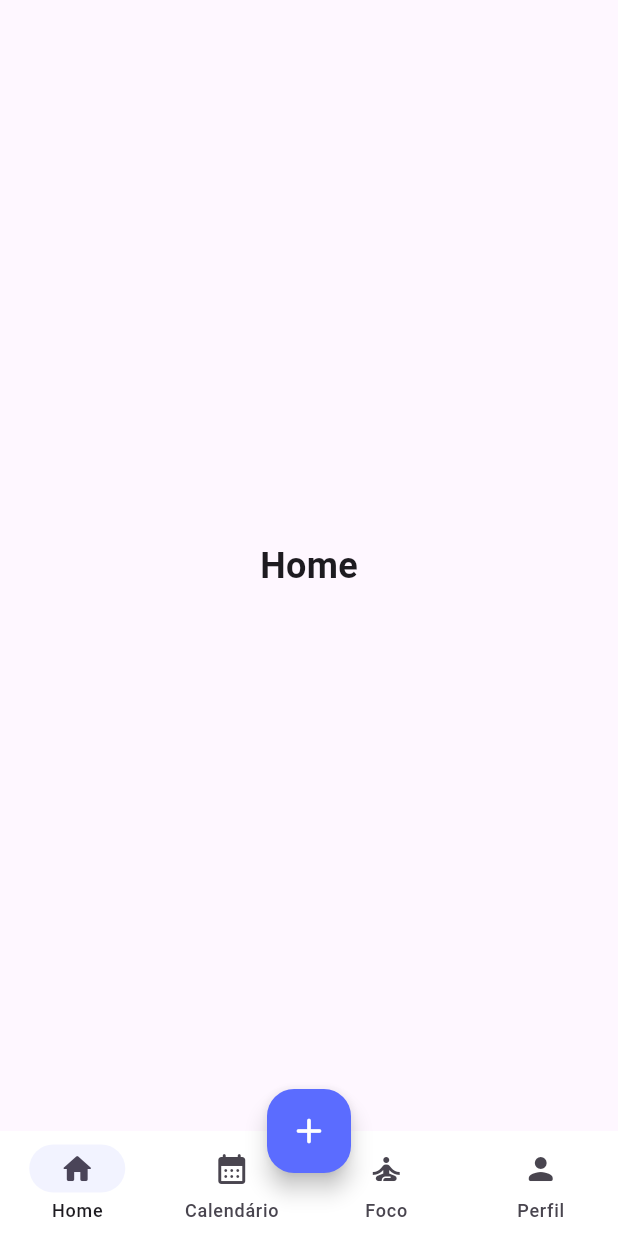
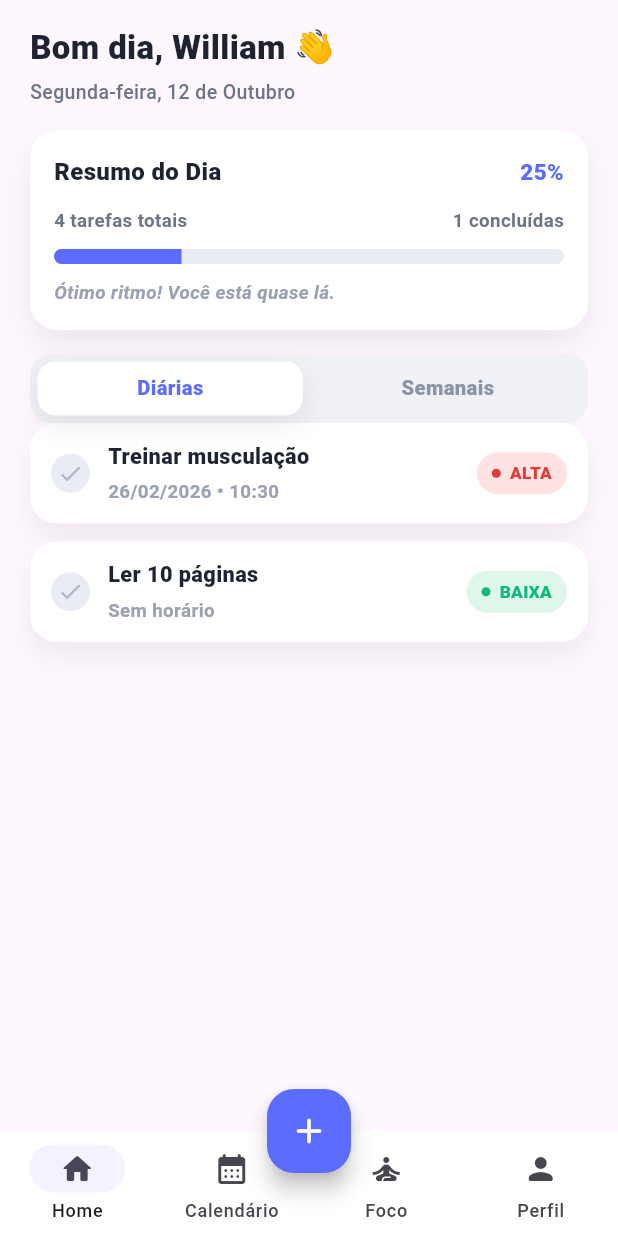
Before and after one commit to William-Dantas-Dev/tasky_flutter, a Flutter app: the screen it shows after launch, on a phone screen of 412 x 824 dp. Run offline on Flutter 3.47's test engine with Material 3 defaults, Android fonts, the phone set to English and light mode, and no system bars; our stand-ins replace flutter_riverpod, shared_preferences.

Commit message:
feat(home): initial home UI with summary, toggle and task list

```diff
--- /dev/null
+++ b/lib/features/home/pages/home_page.dart
@@ -0,0 +1,128 @@
+import 'package:flutter/material.dart';
+import 'package:flutter_riverpod/flutter_riverpod.dart';
+import '../widgets/custom_app_bar.dart';
+import '../widgets/summary_card.dart';
+import '../widgets/segmented_toggle.dart';
+import '../widgets/task_list_selection.dart';
+import '../../tasks/models/task_model.dart';
+import '../../tasks/providers/tasks_provider.dart';
+
+class HomePage extends ConsumerStatefulWidget {
+  const HomePage({super.key});
+
+  @override
+  ConsumerState<HomePage> createState() => _HomePageState();
+}
+
+class _HomePageState extends ConsumerState<HomePage> {
+  int _selectedIndex = 0;
+
+  // 🔥 Liga/desliga mocks aqui
+  final bool _useMockData = true;
+
+  List<TaskModel> _mockTasks() {
+    return [
+      TaskModel(
+        id: '1',
+        name: 'Treinar musculação',
+        frequency: TaskFrequency.daily,
+        priority: TaskPriority.high,
+        time: DateTime.now(),
+        isDone: false,
+      ),
+      TaskModel(
+        id: '2',
+        name: 'Estudar Flutter',
+        frequency: TaskFrequency.weekly,
+        priority: TaskPriority.medium,
+        weekDays: [1, 3, 5],
+        time: DateTime.now(),
+        isDone: true,
+      ),
+      TaskModel(
+        id: '3',
+        name: 'Ler 10 páginas',
+        frequency: TaskFrequency.daily,
+        priority: TaskPriority.low,
+        isDone: false,
+      ),
+      TaskModel(
+        id: '4',
+        name: 'Cardio 30min',
+        frequency: TaskFrequency.weekly,
+        priority: TaskPriority.high,
+        weekDays: [2, 4],
+        time: DateTime.now(),
+        isDone: false,
+      ),
+    ];
+  }
+
+  @override
+  Widget build(BuildContext context) {
+    final tasksAsync = ref.watch(tasksProvider);
+
+    return SafeArea(
+      child: tasksAsync.when(
+        loading: () => const Center(child: CircularProgressIndicator()),
+        error: (e, _) => Center(
+          child: Padding(
+            padding: const EdgeInsets.all(20),
+            child: Text(
+              'Erro ao carregar tarefas: $e',
+              textAlign: TextAlign.center,
+            ),
+          ),
+        ),
+        data: (providerTasks) {
+          final tasks = _useMockData ? _mockTasks() : providerTasks;
+
+          final filteredTasks = tasks.where((task) {
+            if (_selectedIndex == 0) {
+              return task.frequency == TaskFrequency.daily;
+            }
+            return task.frequency == TaskFrequency.weekly;
+          }).toList();
+
+          final totalTasks = tasks.length;
+          final doneTasks = tasks.where((t) => t.isDone).length;
+          final progress = totalTasks == 0 ? 0.0 : (doneTasks / totalTasks);
+
+          return CustomScrollView(
+            physics: const BouncingScrollPhysics(),
+            slivers: [
+              SliverPadding(
+                padding: const EdgeInsets.fromLTRB(20, 16, 20, 0),
+                sliver: SliverToBoxAdapter(
+                  child: Column(
+                    crossAxisAlignment: CrossAxisAlignment.start,
+                    children: [
+                      const CustomAppBar(
+                        greeting: 'Bom dia, William 👋',
+                        subtitle: 'Segunda-feira, 12 de Outubro',
+                      ),
+                      const SizedBox(height: 16),
+                      SummaryCard(
+                        progress: progress,
+                        totalTasks: totalTasks,
+                        doneTasks: doneTasks,
+                      ),
+                      const SizedBox(height: 16),
+                      SegmentedToggle(
+                        index: _selectedIndex,
+                        onChanged: (value) {
+                          setState(() => _selectedIndex = value);
+                        },
+                      ),
+                    ],
+                  ),
+                ),
+              ),
+              TasksSliverSection(tasks: filteredTasks),
+            ],
+          );
+        },
+      ),
+    );
+  }
+}
--- /dev/null
+++ b/lib/features/home/widgets/custom_app_bar.dart
@@ -0,0 +1,45 @@
+import 'package:flutter/material.dart';
+
+class CustomAppBar extends StatelessWidget {
+  final String greeting;
+  final String subtitle;
+
+  const CustomAppBar({
+    super.key,
+    required this.greeting,
+    required this.subtitle,
+  });
+
+  @override
+  Widget build(BuildContext context) {
+    return Row(
+      crossAxisAlignment: CrossAxisAlignment.start,
+      children: [
+        Expanded(
+          child: Column(
+            crossAxisAlignment: CrossAxisAlignment.start,
+            children: [
+              Text(
+                greeting,
+                style: const TextStyle(
+                  fontSize: 22,
+                  fontWeight: FontWeight.w800,
+                  color: Color(0xFF1D2330),
+                ),
+              ),
+              const SizedBox(height: 4),
+              Text(
+                subtitle,
+                style: const TextStyle(
+                  fontSize: 13,
+                  fontWeight: FontWeight.w500,
+                  color: Color(0xFF6D7485),
+                ),
+              ),
+            ],
+          ),
+        ),
+      ],
+    );
+  }
+}
--- /dev/null
+++ b/lib/features/home/widgets/empty_state.dart
@@ -0,0 +1,39 @@
+import 'package:flutter/material.dart';
+
+class EmptyState extends StatelessWidget {
+  final VoidCallback onAdd;
+
+  const EmptyState({super.key, required this.onAdd});
+
+  @override
+  Widget build(BuildContext context) {
+    return Container(
+      padding: const EdgeInsets.symmetric(vertical: 40),
+      alignment: Alignment.center,
+      child: Column(
+        children: [
+          const Icon(Icons.inbox_rounded, size: 44, color: Color(0xFFB2B8C6)),
+          const SizedBox(height: 10),
+          const Text(
+            'Nenhuma tarefa por aqui',
+            style: TextStyle(
+              fontSize: 14.5,
+              fontWeight: FontWeight.w900,
+              color: Color(0xFF1D2330),
+            ),
+          ),
+          const SizedBox(height: 6),
+          const Text(
+            'Toque no + para adicionar sua primeira tarefa.',
+            textAlign: TextAlign.center,
+            style: TextStyle(
+              fontSize: 12.5,
+              fontWeight: FontWeight.w600,
+              color: Color(0xFF9AA1B2),
+            ),
+          ),
+        ],
+      ),
+    );
+  }
+}
--- /dev/null
+++ b/lib/features/home/widgets/segmented_toggle.dart
@@ -0,0 +1,89 @@
+import 'package:flutter/material.dart';
+
+class SegmentedToggle extends StatelessWidget {
+  final int index;
+  final ValueChanged<int> onChanged;
+
+  const SegmentedToggle({
+    super.key,
+    required this.index,
+    required this.onChanged,
+  });
+
+  @override
+  Widget build(BuildContext context) {
+    return Container(
+      height: 46,
+      padding: const EdgeInsets.all(5),
+      decoration: BoxDecoration(
+        color: const Color(0xFFEFF1F7),
+        borderRadius: BorderRadius.circular(14),
+      ),
+      child: Row(
+        children: [
+          Expanded(
+            child: _SegmentButton(
+              label: 'Diárias',
+              selected: index == 0,
+              onTap: () => onChanged(0),
+            ),
+          ),
+          const SizedBox(width: 8),
+          Expanded(
+            child: _SegmentButton(
+              label: 'Semanais',
+              selected: index == 1,
+              onTap: () => onChanged(1),
+            ),
+          ),
+        ],
+      ),
+    );
+  }
+}
+
+class _SegmentButton extends StatelessWidget {
+  final String label;
+  final bool selected;
+  final VoidCallback onTap;
+
+  const _SegmentButton({
+    required this.label,
+    required this.selected,
+    required this.onTap,
+  });
+
+  @override
+  Widget build(BuildContext context) {
+    return InkWell(
+      borderRadius: BorderRadius.circular(12),
+      onTap: onTap,
+      child: AnimatedContainer(
+        duration: const Duration(milliseconds: 180),
+        curve: Curves.easeOut,
+        alignment: Alignment.center,
+        decoration: BoxDecoration(
+          color: selected ? Colors.white : Colors.transparent,
+          borderRadius: BorderRadius.circular(12),
+          boxShadow: selected
+              ? const [
+                  BoxShadow(
+                    color: Color(0x14000000),
+                    blurRadius: 14,
+                    offset: Offset(0, 6),
+                  )
+                ]
+              : null,
+        ),
+        child: Text(
+          label,
+          style: TextStyle(
+            fontSize: 13.5,
+            fontWeight: FontWeight.w800,
+            color: selected ? const Color(0xFF5B6CFF) : const Color(0xFF8B93A6),
+          ),
+        ),
+      ),
+    );
+  }
+}
--- /dev/null
+++ b/lib/features/home/widgets/summary_card.dart
@@ -0,0 +1,119 @@
+import 'package:flutter/material.dart';
+
+class SummaryCard extends StatelessWidget {
+  final double progress;
+  final int totalTasks;
+  final int doneTasks;
+
+  const SummaryCard({
+    super.key,
+    required this.progress,
+    required this.totalTasks,
+    required this.doneTasks,
+  });
+
+  @override
+  Widget build(BuildContext context) {
+    final percent = (progress * 100).round();
+
+    return Container(
+      padding: const EdgeInsets.all(16),
+      decoration: BoxDecoration(
+        color: Colors.white,
+        borderRadius: BorderRadius.circular(18),
+        boxShadow: const [
+          BoxShadow(
+            color: Color(0x12000000),
+            blurRadius: 18,
+            offset: Offset(0, 10),
+          ),
+        ],
+      ),
+      child: Column(
+        crossAxisAlignment: CrossAxisAlignment.start,
+        children: [
+          Row(
+            children: [
+              const Expanded(
+                child: Text(
+                  'Resumo do Dia',
+                  style: TextStyle(
+                    fontSize: 16,
+                    fontWeight: FontWeight.w800,
+                    color: Color(0xFF1D2330),
+                  ),
+                ),
+              ),
+              Text(
+                '$percent%',
+                style: const TextStyle(
+                  fontSize: 15,
+                  fontWeight: FontWeight.w900,
+                  color: Color(0xFF5B6CFF),
+                ),
+              ),
+            ],
+          ),
+          const SizedBox(height: 12),
+          Row(
+            children: [
+              Text(
+                '$totalTasks tarefas totais',
+                style: const TextStyle(
+                  fontSize: 12.5,
+                  fontWeight: FontWeight.w600,
+                  color: Color(0xFF6D7485),
+                ),
+              ),
+              const Spacer(),
+              Text(
+                '$doneTasks concluídas',
+                style: const TextStyle(
+                  fontSize: 12.5,
+                  fontWeight: FontWeight.w600,
+                  color: Color(0xFF6D7485),
+                ),
+              ),
+            ],
+          ),
+          const SizedBox(height: 10),
+          _ProgressBar(value: progress),
+          const SizedBox(height: 10),
+          const Text(
+            'Ótimo ritmo! Você está quase lá.',
+            style: TextStyle(
+              fontSize: 12.5,
+              fontStyle: FontStyle.italic,
+              fontWeight: FontWeight.w600,
+              color: Color(0xFF9AA1B2),
+            ),
+          ),
+        ],
+      ),
+    );
+  }
+}
+
+class _ProgressBar extends StatelessWidget {
+  final double value;
+  const _ProgressBar({required this.value});
+
+  @override
+  Widget build(BuildContext context) {
+    return ClipRRect(
+      borderRadius: BorderRadius.circular(100),
+      child: SizedBox(
+        height: 10,
+        child: Stack(
+          children: [
+            Container(color: const Color(0xFFE9ECF5)),
+            FractionallySizedBox(
+              widthFactor: value.clamp(0, 1),
+              child: Container(color: const Color(0xFF5B6CFF)),
+            ),
+          ],
+        ),
+      ),
+    );
+  }
+}
--- /dev/null
+++ b/lib/features/home/widgets/task_list_selection.dart
@@ -0,0 +1,43 @@
+import 'package:flutter/material.dart';
+import 'package:flutter_riverpod/flutter_riverpod.dart';
+import 'package:tasky_app/features/home/widgets/empty_state.dart';
+import 'package:tasky_app/features/home/widgets/task_tile.dart';
+import 'package:tasky_app/features/tasks/models/task_model.dart';
+import 'package:tasky_app/features/tasks/providers/tasks_provider.dart';
+
+class TasksSliverSection extends ConsumerWidget {
+  const TasksSliverSection({super.key, required this.tasks});
+
+  final List<TaskModel> tasks;
+
+  @override
+  Widget build(BuildContext context, WidgetRef ref) {
+    final totalTasks = tasks.length;
+
+    return SliverPadding(
+      padding: const EdgeInsets.fromLTRB(20, 0, 20, 110),
+      sliver: totalTasks == 0
+          ? SliverToBoxAdapter(
+              child: EmptyState(
+                onAdd: () {
+                  // opcional: abrir modal/criar task
+                },
+              ),
+            )
+          : SliverList.separated(
+              itemCount: tasks.length,
+              separatorBuilder: (_, __) => const SizedBox(height: 12),
+              itemBuilder: (context, i) {
+                final t = tasks[i];
+                return TaskTile(
+                  key: ValueKey(t.id),
+                  model: t,
+                  onChanged: (val) {
+                    ref.read(tasksProvider.notifier).toggleDone(t.id);
+                  },
+                );
+              },
+            ),
+    );
+  }
+}
--- /dev/null
+++ b/lib/features/home/widgets/task_tile.dart
@@ -0,0 +1,157 @@
+import 'package:flutter/material.dart';
+import '../../tasks/models/task_model.dart';
+import 'package:intl/intl.dart';
+
+class TaskTile extends StatelessWidget {
+  final TaskModel model;
+  final ValueChanged<bool?> onChanged;
+
+  const TaskTile({super.key, required this.model, required this.onChanged});
+
+  @override
+  Widget build(BuildContext context) {
+    final isDone = model.isDone;
+
+    return Container(
+      padding: const EdgeInsets.symmetric(horizontal: 14, vertical: 12),
+      decoration: BoxDecoration(
+        color: Colors.white,
+        borderRadius: BorderRadius.circular(18),
+        boxShadow: const [
+          BoxShadow(
+            color: Color(0x10000000),
+            blurRadius: 16,
+            offset: Offset(0, 10),
+          ),
+        ],
+      ),
+      child: Row(
+        children: [
+          _RoundCheckbox(value: isDone, onChanged: onChanged),
+          const SizedBox(width: 12),
+          Expanded(
+            child: Column(
+              crossAxisAlignment: CrossAxisAlignment.start,
+              children: [
+                Text(
+                  model.name,
+                  maxLines: 1,
+                  overflow: TextOverflow.ellipsis,
+                  style: TextStyle(
+                    fontSize: 14.5,
+                    fontWeight: FontWeight.w800,
+                    color: const Color(0xFF1D2330),
+                    decoration: isDone ? TextDecoration.lineThrough : null,
+                    decorationThickness: 2,
+                    decorationColor: const Color(
+                      0xFF1D2330,
+                    ).withValues(alpha: 0.25),
+                  ),
+                ),
+                const SizedBox(height: 4),
+                Row(
+                  children: [
+                    Text(
+                      model.time != null
+                          ? DateFormat('dd/MM/yyyy • HH:mm').format(model.time!)
+                          : 'Sem horário',
+                      style: const TextStyle(
+                        fontSize: 12.5,
+                        fontWeight: FontWeight.w600,
+                        color: Color(0xFF9AA1B2),
+                      ),
+                    ),
+                  ],
+                ),
+              ],
+            ),
+          ),
+          const SizedBox(width: 10),
+          PriorityBadge(priority: model.priority),
+        ],
+      ),
+    );
+  }
+}
+
+class _RoundCheckbox extends StatelessWidget {
+  final bool value;
+  final ValueChanged<bool?> onChanged;
+
+  const _RoundCheckbox({required this.value, required this.onChanged});
+
+  @override
+  Widget build(BuildContext context) {
+    final bg = value ? const Color(0xFF5B6CFF) : const Color(0xFFE9ECF5);
+    final iconColor = value ? Colors.white : const Color(0xFFB2B8C6);
+
+    return InkWell(
+      onTap: () => onChanged(!value),
+      borderRadius: BorderRadius.circular(999),
+      child: Container(
+        height: 26,
+        width: 26,
+        decoration: BoxDecoration(color: bg, shape: BoxShape.circle),
+        child: Icon(Icons.check_rounded, size: 18, color: iconColor),
+      ),
+    );
+  }
+}
+
+class PriorityBadge extends StatelessWidget {
+  final TaskPriority priority;
+  const PriorityBadge({super.key, required this.priority});
+
+  @override
+  Widget build(BuildContext context) {
+    late final Color bg;
+    late final Color fg;
+    late final String text;
+
+    switch (priority) {
+      case TaskPriority.high:
+        bg = const Color(0xFFFFE3E3);
+        fg = const Color(0xFFE53935);
+        text = 'ALTA';
+        break;
+      case TaskPriority.medium:
+        bg = const Color(0xFFFFEED8);
+        fg = const Color(0xFFFF9800);
+        text = 'MÉDIA';
+        break;
+      case TaskPriority.low:
+        bg = const Color(0xFFDEF7EA);
+        fg = const Color(0xFF10B981);
+        text = 'BAIXA';
+        break;
+    }
+
+    return Container(
+      padding: const EdgeInsets.symmetric(horizontal: 10, vertical: 6),
+      decoration: BoxDecoration(
+        color: bg,
+        borderRadius: BorderRadius.circular(999),
+      ),
+      child: Row(
+        mainAxisSize: MainAxisSize.min,
+        children: [
+          Container(
+            height: 6,
+            width: 6,
+            decoration: BoxDecoration(color: fg, shape: BoxShape.circle),
+          ),
+          const SizedBox(width: 6),
+          Text(
+            text,
+            style: TextStyle(
+              fontSize: 11.5,
+              fontWeight: FontWeight.w900,
+              color: fg,
+              letterSpacing: 0.2,
+            ),
+          ),
+        ],
+      ),
+    );
+  }
+}
--- a/lib/features/main_navigation/pages/main_navigation_page.dart
+++ b/lib/features/main_navigation/pages/main_navigation_page.dart
@@ -1,5 +1,6 @@
 import 'package:flutter/material.dart';
 import 'package:flutter_riverpod/flutter_riverpod.dart';
+import 'package:tasky_app/features/home/pages/home_page.dart';
 import '../providers/navigation_provider.dart';
 
 class MainNavigationPage extends ConsumerWidget {
@@ -13,7 +14,7 @@ class MainNavigationPage extends ConsumerWidget {
       body: IndexedStack(
         index: currentIndex,
         children: const [
-          TestPage(title: 'Home'),
+          HomePage(),
           TestPage(title: 'Calendário'),
           TestPage(title: 'Foco'),
           TestPage(title: 'Perfil'),
--- a/lib/features/tasks/models/task_model.dart
+++ b/lib/features/tasks/models/task_model.dart
@@ -5,7 +5,7 @@ enum TaskPriority { low, medium, high }
 class TaskModel {
   final String id;
   final String name;
-  final DateTime? time; // horário do alarme
+  final DateTime? time;
   final TaskFrequency frequency;
 
   /// 1 = segunda ... 7 = domingo
--- a/lib/features/tasks/providers/tasks_provider.dart
+++ b/lib/features/tasks/providers/tasks_provider.dart
@@ -5,50 +5,53 @@ import '../models/task_model.dart';
 
 const _tasksKey = 'tasks_list_v1';
 
-final tasksProvider = NotifierProvider<TasksNotifier, List<TaskModel>>(
+final tasksProvider = AsyncNotifierProvider<TasksNotifier, List<TaskModel>>(
   TasksNotifier.new,
 );
 
-class TasksNotifier extends Notifier<List<TaskModel>> {
+class TasksNotifier extends AsyncNotifier<List<TaskModel>> {
   @override
-  List<TaskModel> build() {
-    _load();
-    return [];
-  }
-
-  Future<void> _load() async {
+  Future<List<TaskModel>> build() async {
     final prefs = await SharedPreferences.getInstance();
     final raw = prefs.getString(_tasksKey);
 
-    if (raw == null) return;
+    if (raw == null) return [];
 
     final decoded = jsonDecode(raw) as List;
-    state = decoded
+    return decoded
         .map((e) => TaskModel.fromMap(Map<String, dynamic>.from(e)))
         .toList();
   }
 
-  Future<void> _save() async {
+  Future<void> _save(List<TaskModel> list) async {
     final prefs = await SharedPreferences.getInstance();
-    final list = state.map((t) => t.toMap()).toList();
-    await prefs.setString(_tasksKey, jsonEncode(list));
+    await prefs.setString(
+      _tasksKey,
+      jsonEncode(list.map((t) => t.toMap()).toList()),
+    );
   }
 
   Future<void> addTask(TaskModel task) async {
-    state = [...state, task];
-    await _save();
+    final current = await future; // pega a lista atual (carregada)
+    final next = [...current, task];
+    state = AsyncValue.data(next);
+    await _save(next);
   }
 
   Future<void> toggleDone(String id) async {
-    state = [
-      for (final t in state)
+    final current = await future;
+    final next = [
+      for (final t in current)
         if (t.id == id) t.toggleDone() else t,
     ];
-    await _save();
+    state = AsyncValue.data(next);
+    await _save(next);
   }
 
   Future<void> removeTask(String id) async {
-    state = state.where((t) => t.id != id).toList();
-    await _save();
+    final current = await future;
+    final next = current.where((t) => t.id != id).toList();
+    state = AsyncValue.data(next);
+    await _save(next);
   }
 }
--- a/pubspec.yaml
+++ b/pubspec.yaml
@@ -36,6 +36,7 @@ dependencies:
   cupertino_icons: ^1.0.8
   flutter_riverpod: ^3.2.1
   shared_preferences: ^2.5.4
+  intl: ^0.19.0
 
 dev_dependencies:
   flutter_test:
```
Also changed, not shown: pubspec.lock.
